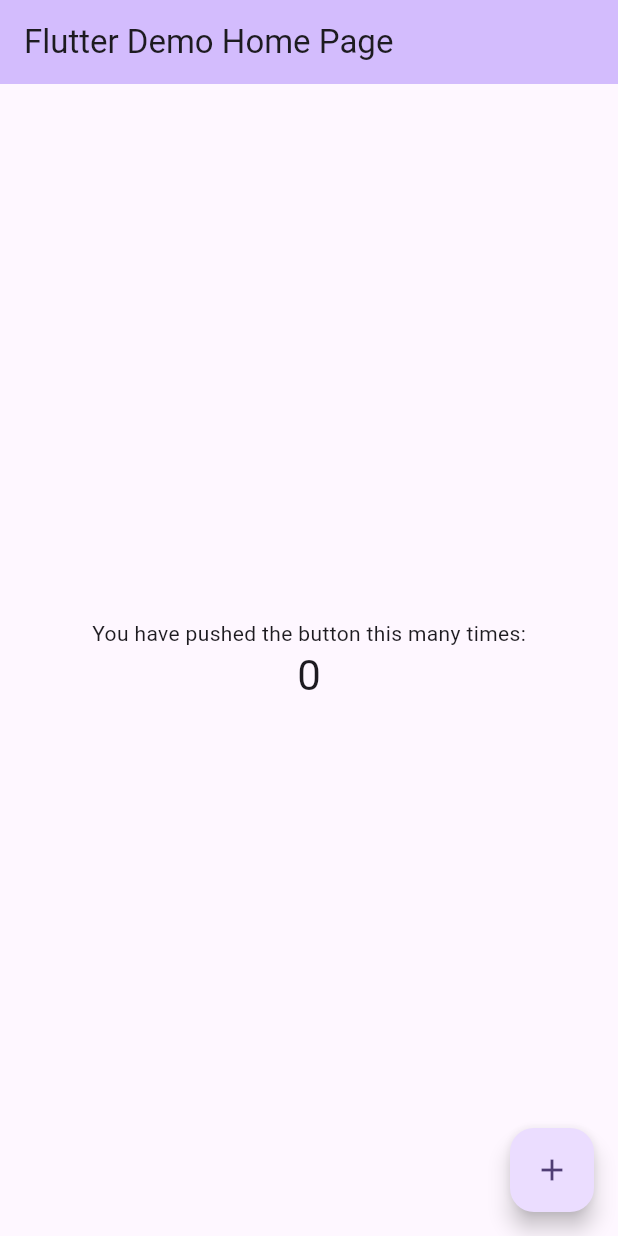
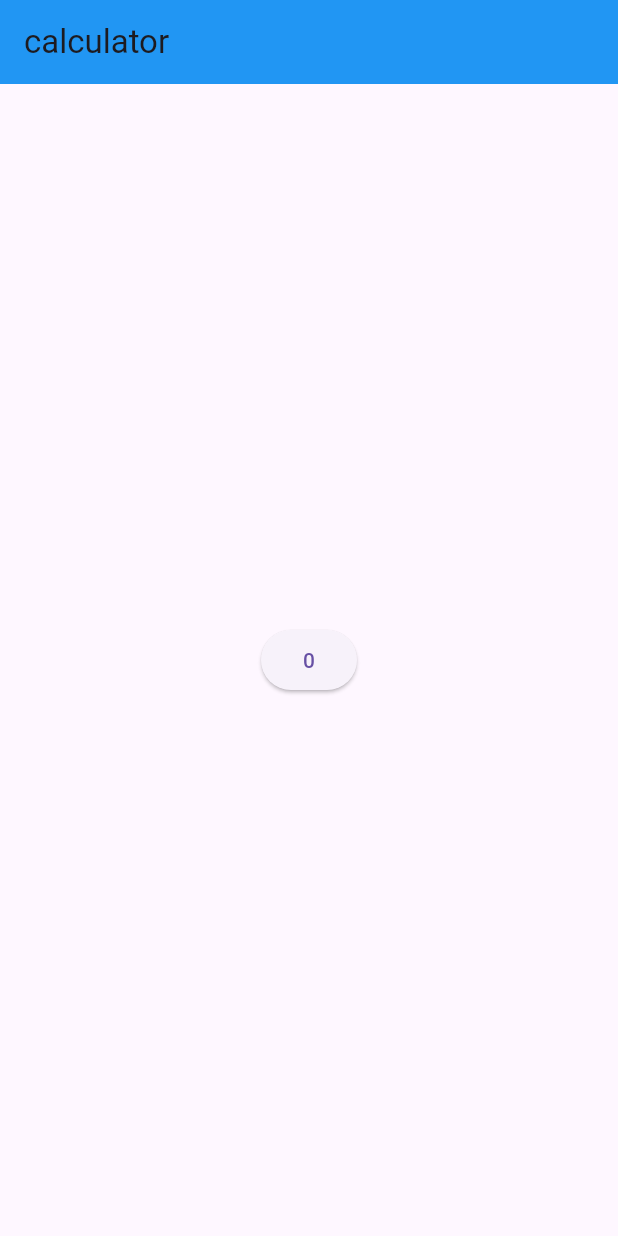
Before and after one commit to mohammedkhattab2/calculator, a Flutter app: the screen it shows after launch, on a phone screen of 412 x 824 dp. Run offline on Flutter 3.47's test engine with Material 3 defaults, Android fonts, the phone set to English and light mode, and no system bars.

Commit message:
build main

```diff
--- /dev/null
+++ b/lib/calculator/calculator_screen.dart
@@ -0,0 +1,17 @@
+import 'package:flutter/material.dart';
+
+class CalculatorScreen extends StatelessWidget {
+  static const routName = "calculator";
+
+  const CalculatorScreen({super.key});
+
+  @override
+  Widget build(BuildContext context) {
+    return Scaffold(
+      appBar: AppBar(title: Text("calculator"), backgroundColor: Colors.blue),
+      body: Center(
+        child: ElevatedButton(onPressed: () {}, child: Text("0")),
+      ),
+    );
+  }
+}
--- a/lib/main.dart
+++ b/lib/main.dart
@@ -1,122 +1,27 @@
+import 'package:calculator/calculator/calculator_screen.dart';
+import 'package:calculator/home_screen.dart';
+import 'package:calculator/login_screen/login.dart';
+import 'package:calculator/register_screen/register.dart';
 import 'package:flutter/material.dart';
-
-void main() {
-  runApp(const MyApp());
+void main(List<String> args) {
+  runApp(MyApp());
 }
 
 class MyApp extends StatelessWidget {
   const MyApp({super.key});
 
-  // This widget is the root of your application.
   @override
   Widget build(BuildContext context) {
-    return MaterialApp(
-      title: 'Flutter Demo',
-      theme: ThemeData(
-        // This is the theme of your application.
-        //
-        // TRY THIS: Try running your application with "flutter run". You'll see
-        // the application has a purple toolbar. Then, without quitting the app,
-        // try changing the seedColor in the colorScheme below to Colors.green
-        // and then invoke "hot reload" (save your changes or press the "hot
-        // reload" button in a Flutter-supported IDE, or press "r" if you used
-        // the command line to start the app).
-        //
-        // Notice that the counter didn't reset back to zero; the application
-        // state is not lost during the reload. To reset the state, use hot
-        // restart instead.
-        //
-        // This works for code too, not just values: Most code changes can be
-        // tested with just a hot reload.
-        colorScheme: ColorScheme.fromSeed(seedColor: Colors.deepPurple),
-      ),
-      home: const MyHomePage(title: 'Flutter Demo Home Page'),
-    );
+    return (MaterialApp(
+      title: "Magazine App",
+      initialRoute: CalculatorScreen.routName,
+      routes: {
+        "login" : (_) => LoginScreen(),
+        "register" : (_) => RegisterScreen() ,
+        "home": (_) => Homescreen() ,
+        CalculatorScreen.routName : (_) => CalculatorScreen()
+
+      },
+    ));
   }
 }
-
-class MyHomePage extends StatefulWidget {
-  const MyHomePage({super.key, required this.title});
-
-  // This widget is the home page of your application. It is stateful, meaning
-  // that it has a State object (defined below) that contains fields that affect
-  // how it looks.
-
-  // This class is the configuration for the state. It holds the values (in this
-  // case the title) provided by the parent (in this case the App widget) and
-  // used by the build method of the State. Fields in a Widget subclass are
-  // always marked "final".
-
-  final String title;
-
-  @override
-  State<MyHomePage> createState() => _MyHomePageState();
-}
-
-class _MyHomePageState extends State<MyHomePage> {
-  int _counter = 0;
-
-  void _incrementCounter() {
-    setState(() {
-      // This call to setState tells the Flutter framework that something has
-      // changed in this State, which causes it to rerun the build method below
-      // so that the display can reflect the updated values. If we changed
-      // _counter without calling setState(), then the build method would not be
-      // called again, and so nothing would appear to happen.
-      _counter++;
-    });
-  }
-
-  @override
-  Widget build(BuildContext context) {
-    // This method is rerun every time setState is called, for instance as done
-    // by the _incrementCounter method above.
-    //
-    // The Flutter framework has been optimized to make rerunning build methods
-    // fast, so that you can just rebuild anything that needs updating rather
-    // than having to individually change instances of widgets.
-    return Scaffold(
-      appBar: AppBar(
-        // TRY THIS: Try changing the color here to a specific color (to
-        // Colors.amber, perhaps?) and trigger a hot reload to see the AppBar
-        // change color while the other colors stay the same.
-        backgroundColor: Theme.of(context).colorScheme.inversePrimary,
-        // Here we take the value from the MyHomePage object that was created by
-        // the App.build method, and use it to set our appbar title.
-        title: Text(widget.title),
-      ),
-      body: Center(
-        // Center is a layout widget. It takes a single child and positions it
-        // in the middle of the parent.
-        child: Column(
-          // Column is also a layout widget. It takes a list of children and
-          // arranges them vertically. By default, it sizes itself to fit its
-          // children horizontally, and tries to be as tall as its parent.
-          //
-          // Column has various properties to control how it sizes itself and
-          // how it positions its children. Here we use mainAxisAlignment to
-          // center the children vertically; the main axis here is the vertical
-          // axis because Columns are vertical (the cross axis would be
-          // horizontal).
-          //
-          // TRY THIS: Invoke "debug painting" (choose the "Toggle Debug Paint"
-          // action in the IDE, or press "p" in the console), to see the
-          // wireframe for each widget.
-          mainAxisAlignment: MainAxisAlignment.center,
-          children: <Widget>[
-            const Text('You have pushed the button this many times:'),
-            Text(
-              '$_counter',
-              style: Theme.of(context).textTheme.headlineMedium,
-            ),
-          ],
-        ),
-      ),
-      floatingActionButton: FloatingActionButton(
-        onPressed: _incrementCounter,
-        tooltip: 'Increment',
-        child: const Icon(Icons.add),
-      ), // This trailing comma makes auto-formatting nicer for build methods.
-    );
-  }
-}
```
Also changed, not shown: lib/home_screen.dart (added, +95 -0 lines), lib/login_screen/login.dart (added, +27 -0 lines), lib/register_screen/register.dart (added, +28 -0 lines), 1 other file.
